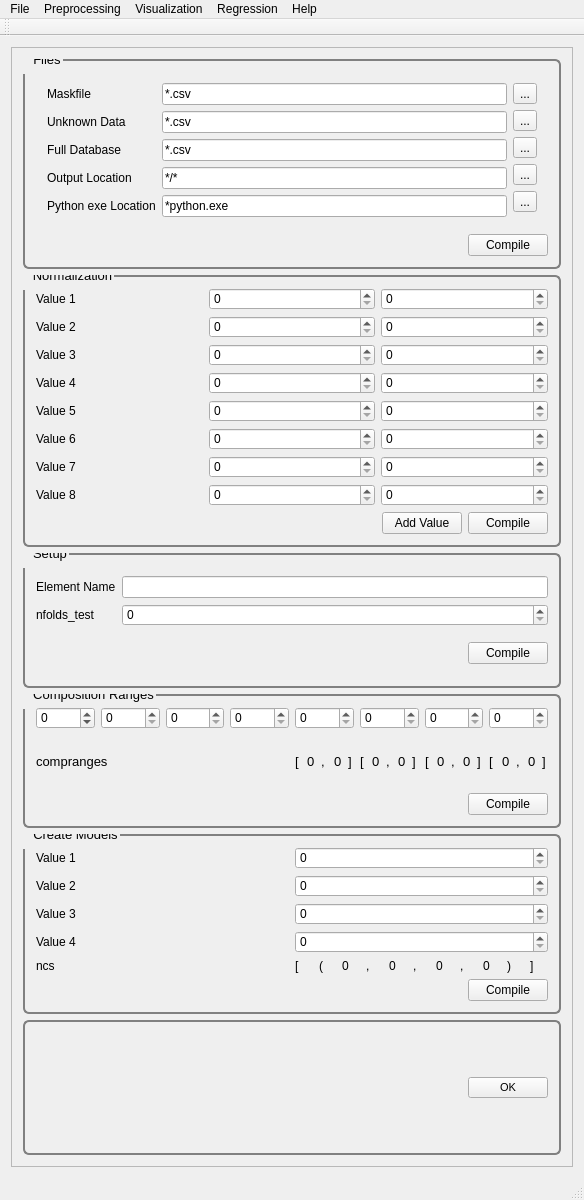
tisaconundrum2/PySAT-GUI, file src/PYSAT_GUI/guitest.ui: the form before one commit.
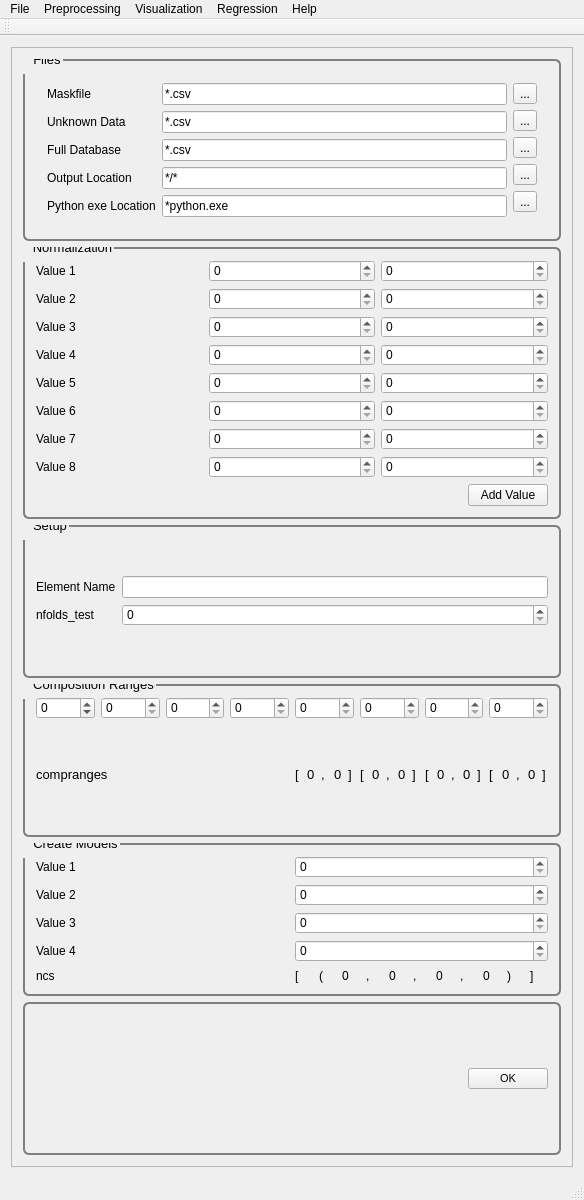
The form after the commit.

Commit message: GUI: Remove the compile button.

Patch:
```diff
--- a/src/PYSAT_GUI/guitest.ui
+++ b/src/PYSAT_GUI/guitest.ui
@@ -203,30 +203,6 @@
              </widget>
             </widget>
            </item>
-           <item>
-            <layout class="QHBoxLayout" name="horizontalLayout_29">
-             <item>
-              <spacer name="horizontalSpacer_8">
-               <property name="orientation">
-                <enum>Qt::Horizontal</enum>
-               </property>
-               <property name="sizeHint" stdset="0">
-                <size>
-                 <width>40</width>
-                 <height>20</height>
-                </size>
-               </property>
-              </spacer>
-             </item>
-             <item>
-              <widget class="QPushButton" name="pushButton_4">
-               <property name="text">
-                <string>Compile</string>
-               </property>
-              </widget>
-             </item>
-            </layout>
-           </item>
           </layout>
          </widget>
         </item>
@@ -495,13 +471,6 @@
                    </property>
                   </widget>
                  </item>
-                 <item>
-                  <widget class="QPushButton" name="pushButton_2">
-                   <property name="text">
-                    <string>Compile</string>
-                   </property>
-                  </widget>
-                 </item>
                 </layout>
                </item>
               </layout>
@@ -555,30 +524,6 @@
              </item>
             </layout>
            </item>
-           <item>
-            <layout class="QHBoxLayout" name="horizontalLayout_27">
-             <item>
-              <spacer name="horizontalSpacer_7">
-               <property name="orientation">
-                <enum>Qt::Horizontal</enum>
-               </property>
-               <property name="sizeHint" stdset="0">
-                <size>
-                 <width>40</width>
-                 <height>20</height>
-                </size>
-               </property>
-              </spacer>
-             </item>
-             <item>
-              <widget class="QPushButton" name="pushButton_3">
-               <property name="text">
-                <string>Compile</string>
-               </property>
-              </widget>
-             </item>
-            </layout>
-           </item>
           </layout>
          </widget>
         </item>
@@ -916,30 +861,6 @@
              </item>
             </layout>
            </item>
-           <item>
-            <layout class="QHBoxLayout" name="horizontalLayout_31">
-             <item>
-              <spacer name="horizontalSpacer_9">
-               <property name="orientation">
-                <enum>Qt::Horizontal</enum>
-               </property>
-               <property name="sizeHint" stdset="0">
-                <size>
-                 <width>40</width>
-                 <height>20</height>
-                </size>
-               </property>
-              </spacer>
-             </item>
-             <item>
-              <widget class="QPushButton" name="pushButton_5">
-               <property name="text">
-                <string>Compile</string>
-               </property>
-              </widget>
-             </item>
-            </layout>
-           </item>
           </layout>
          </widget>
         </item>
@@ -1114,30 +1035,6 @@
              </item>
             </layout>
            </item>
-           <item>
-            <layout class="QHBoxLayout" name="horizontalLayout_33">
-             <item>
-              <spacer name="horizontalSpacer_11">
-               <property name="orientation">
-                <enum>Qt::Horizontal</enum>
-               </property>
-               <property name="sizeHint" stdset="0">
-                <size>
-                 <width>40</width>
-                 <height>20</height>
-                </size>
-               </property>
-              </spacer>
-             </item>
-             <item>
-              <widget class="QPushButton" name="pushButton_7">
-               <property name="text">
-                <string>Compile</string>
-               </property>
-              </widget>
-             </item>
-            </layout>
-           </item>
           </layout>
          </widget>
         </item>
```
